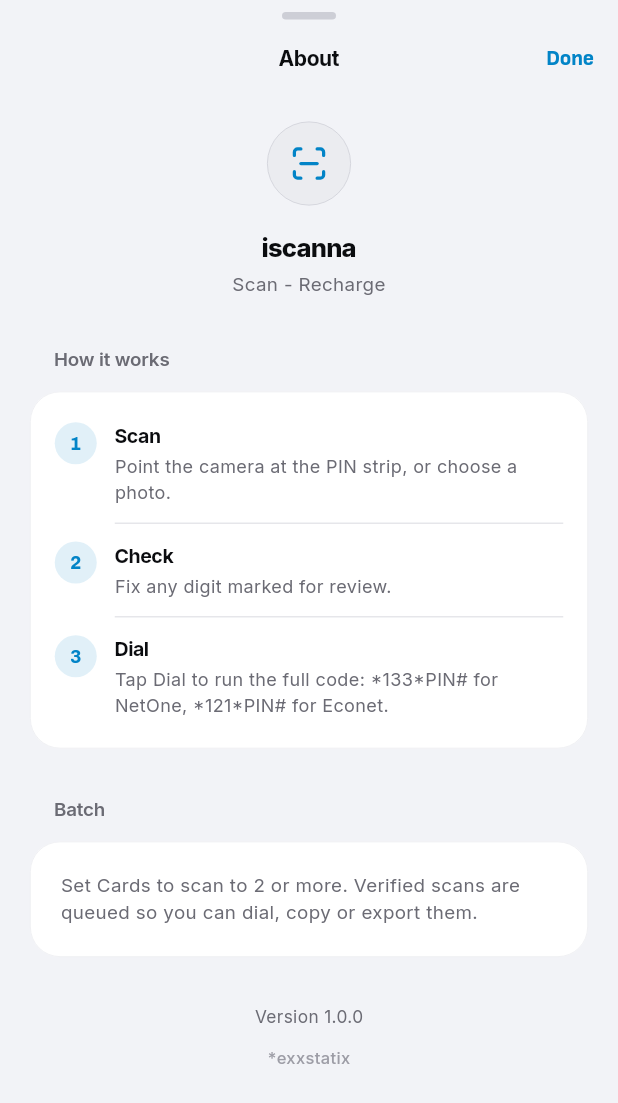
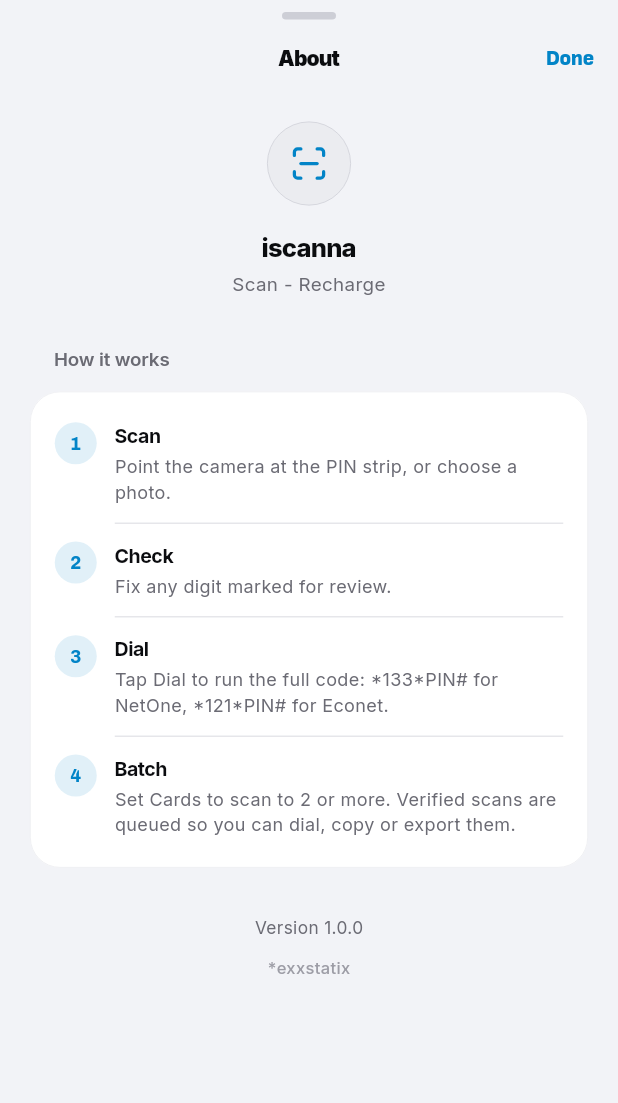
Before and after one commit to brandie-xxx/iscanna-v1.0, a Flutter app: the AboutSheet widget shown alone on an empty page, opened directly, on a phone screen of 412 x 824 dp. Shown: the top 1103 px of the screen. Run offline on Flutter 3.47's test engine with Material 3 defaults, Android fonts, the phone set to English and light mode, and no system bars; our stand-ins replace camera, confetti, image_picker, lucide_icons_flutter, share_plus; missing offline and left inert: google_mlkit_text_recognition.

Commit message:
Heavier buttons and titles; Batch joins How it works; lowercase carrier radios
- Sofia Sans 900 and Inter 900 (Latin subset) added; buttons, Done, sheet actions and
  screen/sheet titles use the heavier weight
- About: Batch is step 4 of How it works; separate Batch section removed
- Scan screen carrier radios read netone / econet in black weight (owner's request)

Co-Authored-By: Claude Opus 5.5 <noreply@anthropic.com>
Claude-Session: https://claude.ai/code/session_01XtWghEjRpoRNAof9hKBBwM

```diff
--- a/lib/screens/about_sheet.dart
+++ b/lib/screens/about_sheet.dart
@@ -44,7 +44,7 @@ class AboutSheet extends StatelessWidget {
           child: Stack(
             alignment: Alignment.center,
             children: [
-              Semantics(header: true, child: Text('About', style: AppText.headline.copyWith(fontSize: 14))),
+              Semantics(header: true, child: Text('About', style: AppText.barTitle)),
               Positioned(
                 right: AppSpace.sm,
                 top: 0,
@@ -82,15 +82,13 @@ class AboutSheet extends StatelessWidget {
                       title: 'Dial',
                       text: 'Tap Dial to run the full code: *133*PIN# for NetOne, *121*PIN# for Econet.',
                     ),
+                    Hairline(indent: 40),
+                    _Step(
+                      number: 4,
+                      title: 'Batch',
+                      text: 'Set Cards to scan to 2 or more. Verified scans are queued so you can dial, copy or export them.',
+                    ),
                   ],
-                ),
-              ),
-              const SizedBox(height: AppSpace.xxl),
-              GroupedSection(
-                header: 'Batch',
-                child: Text(
-                  'Set Cards to scan to 2 or more. Verified scans are queued so you can dial, copy or export them.',
-                  style: AppText.footnote,
                 ),
               ),
               const SizedBox(height: AppSpace.xxl),
--- a/lib/screens/scan_tab.dart
+++ b/lib/screens/scan_tab.dart
@@ -45,7 +45,8 @@ class ScanTab extends StatelessWidget {
               ),
               RadioPicker<String>(
                 value: controller.format.id,
-                options: {for (final f in kCarrierFormats) f.id: (f.name, f.prefix)},
+                // Carrier names in lowercase here, as the owner asked.
+                options: {for (final f in kCarrierFormats) f.id: (f.name.toLowerCase(), f.prefix)},
                 onChanged: (id) => controller.selectFormat(findFormatById(id)!),
               ),
               const SizedBox(height: AppSpace.xxl),
--- a/lib/theme/app_theme.dart
+++ b/lib/theme/app_theme.dart
@@ -181,12 +181,15 @@ const String kKeypadFamily = 'InterTight';
 /// Typography: Inter for text, Sofia Sans for buttons, Chivo for figures.
 /// Casing is always standard (sentence/title case): never force uppercase.
 abstract final class AppText {
+  /// Screen title once collapsed into the top bar, and sheet titles.
+  static TextStyle get barTitle => largeTitle.copyWith(fontSize: 14);
+
   /// Screen title (centred, collapses into the navigation bar).
   static TextStyle get largeTitle => TextStyle(
     fontFamily: kFontFamily,
     // Same size as the header wordmark.
     fontSize: 15,
-    fontWeight: FontWeight.w800,
+    fontWeight: FontWeight.w900,
     letterSpacing: -0.6,
     color: AppColors.textPrimary,
   );
@@ -251,7 +254,7 @@ abstract final class AppText {
   static const button = TextStyle(
     fontFamily: kButtonFamily,
     fontSize: 15,
-    fontWeight: FontWeight.w800,
+    fontWeight: FontWeight.w900,
     letterSpacing: -0.1,
   );
 }
@@ -319,10 +322,20 @@ CupertinoThemeData buildCupertinoTheme() => CupertinoThemeData(
   textTheme: CupertinoTextThemeData(
     primaryColor: AppColors.accent,
     textStyle: AppText.body,
-    actionTextStyle: TextStyle(fontFamily: kButtonFamily, fontSize: 15.5, color: AppColors.accent),
+    actionTextStyle: TextStyle(
+      fontFamily: kButtonFamily,
+      fontSize: 15.5,
+      fontWeight: FontWeight.w800,
+      color: AppColors.accent,
+    ),
     navTitleTextStyle: AppText.headline,
     navLargeTitleTextStyle: AppText.largeTitle,
-    navActionTextStyle: TextStyle(fontFamily: kButtonFamily, fontSize: 15.5, color: AppColors.accent),
+    navActionTextStyle: TextStyle(
+      fontFamily: kButtonFamily,
+      fontSize: 15.5,
+      fontWeight: FontWeight.w800,
+      color: AppColors.accent,
+    ),
   ),
 );
 
--- a/lib/widgets/common.dart
+++ b/lib/widgets/common.dart
@@ -477,7 +477,7 @@ class _RadioOption extends StatelessWidget {
                     style: TextStyle(
                       fontFamily: kButtonFamily,
                       fontSize: 15,
-                      fontWeight: FontWeight.w700,
+                      fontWeight: FontWeight.w900,
                       color: selected ? AppColors.textPrimary : AppColors.textSecondary,
                     ),
                   ),
--- a/lib/widgets/digit_correction_sheet.dart
+++ b/lib/widgets/digit_correction_sheet.dart
@@ -110,7 +110,7 @@ class _DigitCorrectionSheetState extends State<DigitCorrectionSheet> {
                       ),
                     ),
                   ),
-                  Semantics(header: true, child: Text('Edit PIN', style: AppText.headline)),
+                  Semantics(header: true, child: Text('Edit PIN', style: AppText.barTitle)),
                   Expanded(
                     child: Align(
                       alignment: Alignment.centerRight,
--- a/lib/widgets/screen_header.dart
+++ b/lib/widgets/screen_header.dart
@@ -82,7 +82,7 @@ class _HeaderDelegate extends SliverPersistentHeaderDelegate {
                         opacity: Curves.easeIn.transform(t),
                         child: Semantics(
                           header: t > 0.5,
-                          child: Text(title, maxLines: 1, style: AppText.headline.copyWith(fontSize: 14)),
+                          child: Text(title, maxLines: 1, style: AppText.barTitle),
                         ),
                       ),
                     ),
--- a/pubspec.yaml
+++ b/pubspec.yaml
@@ -78,6 +78,9 @@ flutter:
           weight: 700
         - asset: assets/fonts/Inter-800.ttf
           weight: 800
+        # Screen titles only (Latin subset).
+        - asset: assets/fonts/Inter-900.ttf
+          weight: 900
     # Buttons and controls.
     - family: SofiaSans
       fonts:
@@ -91,6 +94,8 @@ flutter:
           weight: 700
         - asset: assets/fonts/SofiaSans-800.ttf
           weight: 800
+        - asset: assets/fonts/SofiaSans-900.ttf
+          weight: 900
     # Codes, PINs and other figures.
     - family: Chivo
       fonts:
```
Also changed, not shown: lib/screens/batch_tab.dart (+12 -6 lines), assets/fonts/Inter-900.ttf (added), assets/fonts/SofiaSans-900.ttf (added), 1 other file.
